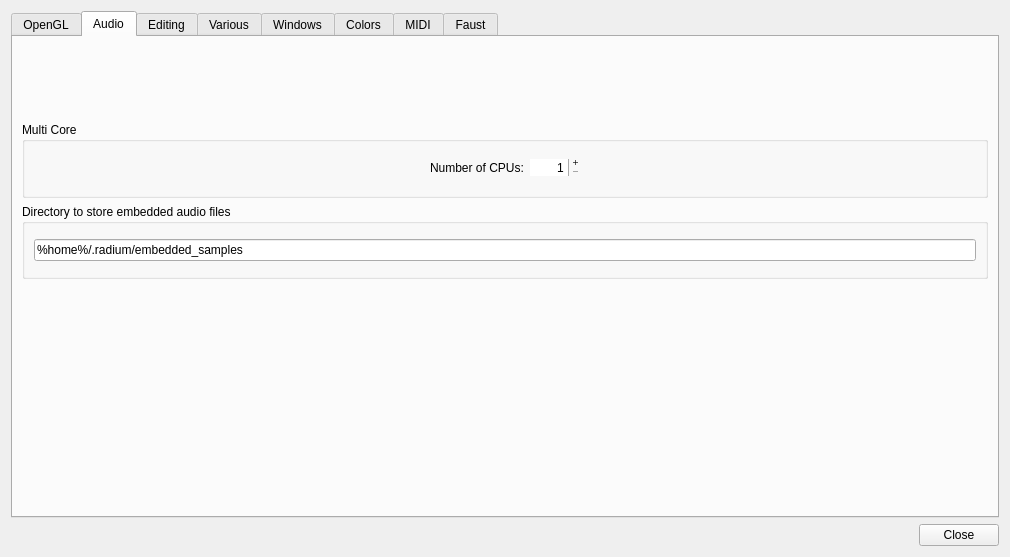
Old version of the form Qt/qt4_preferences.ui in the repository kmatheussen/radium.
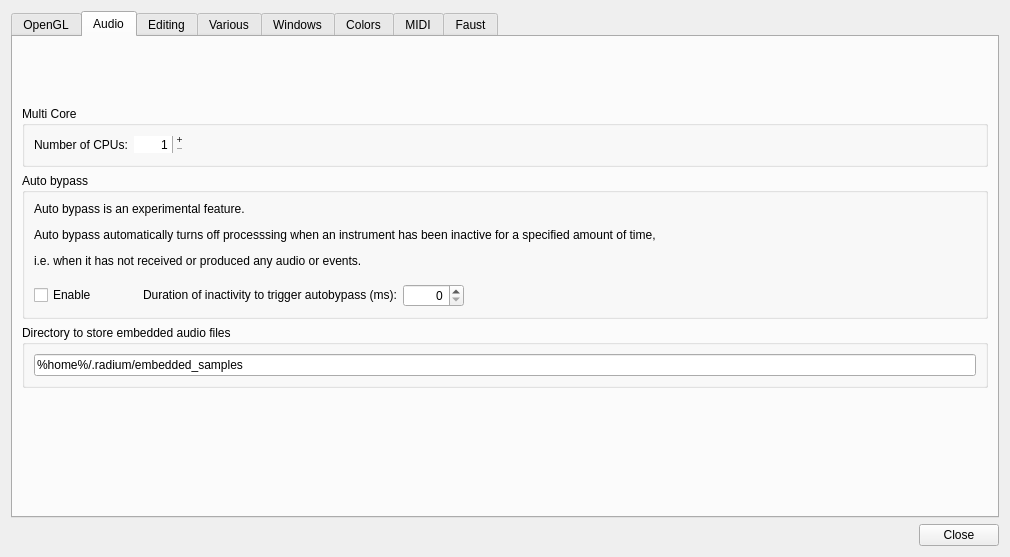
New version of the form. The open tabs and pages were chosen to show the change.

Commit message: Optional auto-bypass

What changed in the file:
```diff
--- a/Qt/qt4_preferences.ui
+++ b/Qt/qt4_preferences.ui
@@ -310,19 +310,6 @@
          <layout class="QVBoxLayout" name="verticalLayout_3">
           <item>
            <layout class="QHBoxLayout" name="horizontalLayout">
-            <item>
-             <spacer name="horizontalSpacer_2">
-              <property name="orientation">
-               <enum>Qt::Horizontal</enum>
-              </property>
-              <property name="sizeHint" stdset="0">
-               <size>
-                <width>40</width>
-                <height>20</height>
-               </size>
-              </property>
-             </spacer>
-            </item>
             <item>
              <widget class="QLabel" name="label_3">
               <property name="text">
@@ -388,6 +375,119 @@
          </layout>
         </widget>
        </item>
+       <item>
+        <widget class="QGroupBox" name="groupBox_3">
+         <property name="sizePolicy">
+          <sizepolicy hsizetype="Preferred" vsizetype="MinimumExpanding">
+           <horstretch>0</horstretch>
+           <verstretch>0</verstretch>
+          </sizepolicy>
+         </property>
+         <property name="title">
+          <string>Auto bypass</string>
+         </property>
+         <layout class="QVBoxLayout" name="verticalLayout_8">
+          <item>
+           <widget class="QLabel" name="label_13">
+            <property name="text">
+             <string>&lt;html&gt;&lt;head/&gt;&lt;body&gt;&lt;p&gt;Auto bypass is an experimental feature.&lt;/p&gt;&lt;p&gt;Auto bypass automatically turns off processsing when an instrument has been inactive for a specified amount of time,&lt;/p&gt;&lt;p&gt;i.e. when it has not received or produced any audio or events.&lt;/p&gt;&lt;/body&gt;&lt;/html&gt;</string>
+            </property>
+           </widget>
+          </item>
+          <item>
+           <spacer name="verticalSpacer_11">
+            <property name="orientation">
+             <enum>Qt::Vertical</enum>
+            </property>
+            <property name="sizeHint" stdset="0">
+             <size>
+              <width>20</width>
+              <height>10</height>
+             </size>
+            </property>
+           </spacer>
+          </item>
+          <item>
+           <layout class="QHBoxLayout" name="horizontalLayout_10">
+            <item>
+             <widget class="QCheckBox" name="enable_autobypass">
+              <property name="sizePolicy">
+               <sizepolicy hsizetype="Fixed" vsizetype="Fixed">
+                <horstretch>0</horstretch>
+                <verstretch>0</verstretch>
+               </sizepolicy>
+              </property>
+              <property name="layoutDirection">
+               <enum>Qt::LeftToRight</enum>
+              </property>
+              <property name="text">
+               <string>Enable</string>
+              </property>
+             </widget>
+            </item>
+            <item>
+             <spacer name="horizontalSpacer_9">
+              <property name="orientation">
+               <enum>Qt::Horizontal</enum>
+              </property>
+              <property name="sizeType">
+               <enum>QSizePolicy::Fixed</enum>
+              </property>
+              <property name="sizeHint" stdset="0">
+               <size>
+                <width>40</width>
+                <height>17</height>
+               </size>
+              </property>
+             </spacer>
+            </item>
+            <item>
+             <widget class="QLabel" name="autobypass_delay_label">
+              <property name="sizePolicy">
+               <sizepolicy hsizetype="Fixed" vsizetype="Minimum">
+                <horstretch>0</horstretch>
+                <verstretch>0</verstretch>
+               </sizepolicy>
+              </property>
+              <property name="text">
+               <string>&lt;html&gt;&lt;head/&gt;&lt;body&gt;&lt;p&gt;Duration of inactivity to trigger autobypass (ms):&lt;/p&gt;&lt;/body&gt;&lt;/html&gt;</string>
+              </property>
+             </widget>
+            </item>
+            <item>
+             <widget class="QSpinBox" name="autobypass_delay">
+              <property name="sizePolicy">
+               <sizepolicy hsizetype="Fixed" vsizetype="Fixed">
+                <horstretch>0</horstretch>
+                <verstretch>0</verstretch>
+               </sizepolicy>
+              </property>
+              <property name="alignment">
+               <set>Qt::AlignRight|Qt::AlignTrailing|Qt::AlignVCenter</set>
+              </property>
+              <property name="maximum">
+               <number>20000</number>
+              </property>
+             </widget>
+            </item>
+            <item>
+             <spacer name="horizontalSpacer_5">
+              <property name="orientation">
+               <enum>Qt::Horizontal</enum>
+              </property>
+              <property name="sizeHint" stdset="0">
+               <size>
+                <width>40</width>
+                <height>20</height>
+               </size>
+              </property>
+             </spacer>
+            </item>
+           </layout>
+          </item>
+         </layout>
+        </widget>
+       </item>
        <item>
         <widget class="QGroupBox" name="embedded_audio_group">
          <property name="sizePolicy">
@@ -417,20 +517,7 @@
         </widget>
        </item>
        <item>
-        <spacer name="verticalSpacer_6">
-         <property name="orientation">
-          <enum>Qt::Vertical</enum>
-         </property>
-         <property name="sizeHint" stdset="0">
-          <size>
-           <width>20</width>
-           <height>40</height>
-          </size>
-         </property>
-        </spacer>
-       </item>
-       <item>
-        <spacer name="verticalSpacer_5">
+        <spacer name="verticalSpacer_4">
          <property name="orientation">
           <enum>Qt::Vertical</enum>
          </property>
```
Left out of the diff: 118 changed lines with no effect on the pictures. The commit also changes 21 other files.
